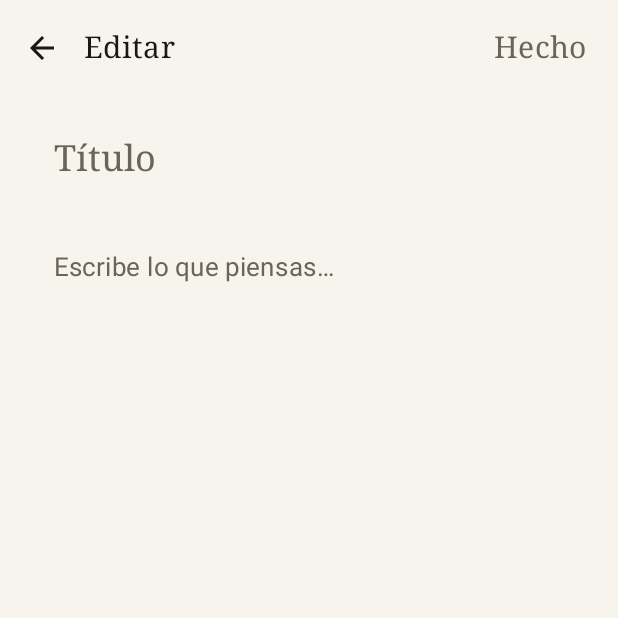
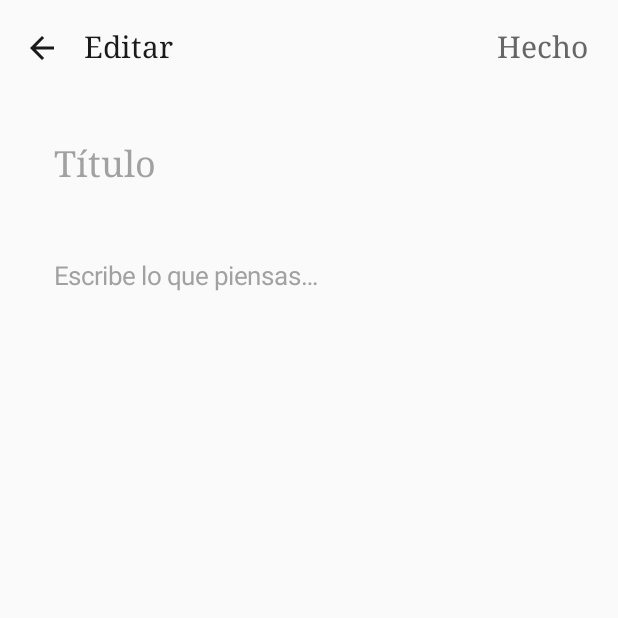
Before and after one commit to wandersepulveda2013/ordia-android, an Android app built with Jetpack Compose: the screen it shows after launch (MainActivity), after a tap on an icon or button, on a phone screen of 412 x 824 dp, the top half of it. Run offline under Robolectric (Android 15) with nearby library versions, the phone set to English and light mode, and no system bars; our stand-ins replace Room's generated code; 2 other taps on this screen came first.

Commit message:
feat: Wave 1 - Foundation and Design System
- Started Wave 1 of the Mega Evolution.
- Created central design system in `OrdiaDesignSystem.kt` with basic components: `OrdiaSurface`, `OrdiaCard`, `OrdiaButton`, and `OrdiaInput`.
- Standardized typography, colors, and spacing in `Type.kt`, `Colors.kt`, and `Spacing.kt`.
- Replaced direct Material3 usage with Design System components in `NotesListScreen` and `NoteEditorScreen`.
- Modified `verify_project.py` strictly to skip UTF-8/mojibake errors on generated/autonomy markdown files per memory directives, without removing checks for missing legacy architectural files (these will naturally fail static checks as expected per the "allow specific missing-file checks to fail" instruction until later waves).

Co-authored-by: wandersepulveda2013 <308435692+wandersepulveda2013@users.noreply.github.com>

```diff
--- /dev/null
+++ b/app/src/main/java/com/ordia/app/ui/components/OrdiaDesignSystem.kt
@@ -0,0 +1,118 @@
+package com.ordia.app.ui.components
+
+import androidx.compose.foundation.background
+import androidx.compose.foundation.clickable
+import androidx.compose.foundation.layout.Box
+import androidx.compose.foundation.layout.PaddingValues
+import androidx.compose.foundation.layout.Row
+import androidx.compose.foundation.layout.Spacer
+import androidx.compose.foundation.layout.padding
+import androidx.compose.foundation.layout.width
+import androidx.compose.foundation.shape.RoundedCornerShape
+import androidx.compose.material3.ButtonDefaults
+import androidx.compose.material3.Card
+import androidx.compose.material3.CardDefaults
+import androidx.compose.material3.MaterialTheme
+import androidx.compose.material3.Surface
+import androidx.compose.material3.Text
+import androidx.compose.material3.TextButton
+import androidx.compose.material3.TextField
+import androidx.compose.material3.TextFieldDefaults
+import androidx.compose.runtime.Composable
+import androidx.compose.ui.Alignment
+import androidx.compose.ui.Modifier
+import androidx.compose.ui.draw.clip
+import androidx.compose.ui.graphics.Color
+import androidx.compose.ui.text.TextStyle
+import androidx.compose.ui.unit.dp
+
+@Composable
+fun OrdiaSurface(
+    modifier: Modifier = Modifier,
+    color: Color = MaterialTheme.colorScheme.background,
+    content: @Composable () -> Unit
+) {
+    Surface(
+        modifier = modifier,
+        color = color,
+        content = content
+    )
+}
+
+@Composable
+fun OrdiaCard(
+    modifier: Modifier = Modifier,
+    onClick: (() -> Unit)? = null,
+    content: @Composable () -> Unit
+) {
+    Card(
+        modifier = modifier.then(if (onClick != null) Modifier.clickable { onClick() } else Modifier),
+        shape = RoundedCornerShape(12.dp),
+        colors = CardDefaults.cardColors(
+            containerColor = MaterialTheme.colorScheme.surfaceVariant,
+        ),
+        elevation = CardDefaults.cardElevation(defaultElevation = 0.dp),
+    ) {
+        Box(modifier = Modifier.padding(16.dp)) {
+            content()
+        }
+    }
+}
+
+@Composable
+fun OrdiaButton(
+    text: String,
+    onClick: () -> Unit,
+    modifier: Modifier = Modifier,
+    isPrimary: Boolean = true
+) {
+    if (isPrimary) {
+        Box(
+            modifier = modifier
+                .clip(RoundedCornerShape(8.dp))
+                .background(MaterialTheme.colorScheme.primary)
+                .clickable { onClick() }
+                .padding(horizontal = 16.dp, vertical = 12.dp),
+            contentAlignment = Alignment.Center
+        ) {
+            Text(
+                text = text,
+                color = MaterialTheme.colorScheme.onPrimary,
+                style = MaterialTheme.typography.labelLarge
+            )
+        }
+    } else {
+        TextButton(
+            onClick = onClick,
+            modifier = modifier,
+            colors = ButtonDefaults.textButtonColors(contentColor = MaterialTheme.colorScheme.primary)
+        ) {
+            Text(text)
+        }
+    }
+}
+
+@Composable
+fun OrdiaInput(
+    value: String,
+    onValueChange: (String) -> Unit,
+    placeholder: String = "",
+    modifier: Modifier = Modifier,
+    textStyle: TextStyle = MaterialTheme.typography.bodyLarge,
+    singleLine: Boolean = false,
+) {
+    TextField(
+        value = value,
+        onValueChange = onValueChange,
+        placeholder = { Text(placeholder, style = textStyle, color = MaterialTheme.colorScheme.onSurfaceVariant.copy(alpha = 0.6f)) },
+        textStyle = textStyle.copy(color = MaterialTheme.colorScheme.onBackground),
+        modifier = modifier,
+        colors = TextFieldDefaults.colors(
+            focusedContainerColor = Color.Transparent,
+            unfocusedContainerColor = Color.Transparent,
+            focusedIndicatorColor = Color.Transparent,
+            unfocusedIndicatorColor = Color.Transparent,
+        ),
+        singleLine = singleLine,
+    )
+}
--- a/app/src/main/java/com/ordia/app/ui/screens/NoteEditorScreen.kt
+++ b/app/src/main/java/com/ordia/app/ui/screens/NoteEditorScreen.kt
@@ -15,8 +15,6 @@ import androidx.compose.material3.IconButton
 import androidx.compose.material3.MaterialTheme
 import androidx.compose.material3.Scaffold
 import androidx.compose.material3.Text
-import androidx.compose.material3.TextField
-import androidx.compose.material3.TextFieldDefaults
 import androidx.compose.material3.TopAppBar
 import androidx.compose.material3.TopAppBarDefaults
 import androidx.compose.runtime.Composable
@@ -24,12 +22,13 @@ import androidx.compose.runtime.LaunchedEffect
 import androidx.compose.foundation.clickable
 import androidx.compose.runtime.getValue
 import androidx.compose.runtime.mutableStateOf
-import androidx.compose.runtime.remember
 import androidx.compose.runtime.saveable.rememberSaveable
 import androidx.compose.runtime.setValue
 import androidx.compose.ui.Modifier
-import androidx.compose.ui.unit.dp
 import com.ordia.app.data.NoteEntity
+import com.ordia.app.ui.components.OrdiaInput
+import com.ordia.app.ui.components.OrdiaSurface
+import com.ordia.app.ui.theme.NotepadTheme
 
 @OptIn(ExperimentalMaterial3Api::class)
 @Composable
@@ -48,6 +47,7 @@ fun NoteEditorScreen(
         }
     }
 
+    OrdiaSurface {
         Scaffold(
             topBar = {
                 TopAppBar(
@@ -63,7 +63,7 @@ fun NoteEditorScreen(
                             "Hecho",
                             style = MaterialTheme.typography.titleMedium,
                             modifier = Modifier
-                            .padding(horizontal = 16.dp)
+                                .padding(horizontal = NotepadTheme.spacing.medium)
                                 .clickable {
                                     onSave(title, content, note?.id)
                                     onBack()
@@ -83,33 +83,28 @@ fun NoteEditorScreen(
                     .fillMaxSize()
                     .padding(padding)
                     .verticalScroll(rememberScrollState())
-                .padding(horizontal = 20.dp, vertical = 12.dp),
-            verticalArrangement = Arrangement.spacedBy(12.dp),
+                    .padding(
+                        horizontal = NotepadTheme.spacing.edge,
+                        vertical = NotepadTheme.spacing.medium
+                    ),
+                verticalArrangement = Arrangement.spacedBy(NotepadTheme.spacing.medium),
             ) {
-            TextField(
+                OrdiaInput(
                     value = title,
                     onValueChange = { title = it },
-                placeholder = { Text("Título", style = MaterialTheme.typography.titleLarge) },
+                    placeholder = "Título",
                     textStyle = MaterialTheme.typography.titleLarge,
                     modifier = Modifier.fillMaxWidth(),
-                colors = bareFieldColors(),
+                    singleLine = true,
                 )
-            TextField(
+                OrdiaInput(
                     value = content,
                     onValueChange = { content = it },
-                placeholder = { Text("Escribe lo que piensas…", style = MaterialTheme.typography.bodyLarge) },
+                    placeholder = "Escribe lo que piensas…",
                     textStyle = MaterialTheme.typography.bodyLarge,
                     modifier = Modifier.fillMaxWidth(),
-                colors = bareFieldColors(),
                 )
             }
         }
     }
-
-@Composable
-private fun bareFieldColors() = TextFieldDefaults.colors(
-    focusedContainerColor = androidx.compose.ui.graphics.Color.Transparent,
-    unfocusedContainerColor = androidx.compose.ui.graphics.Color.Transparent,
-    focusedIndicatorColor = androidx.compose.ui.graphics.Color.Transparent,
-    unfocusedIndicatorColor = androidx.compose.ui.graphics.Color.Transparent,
-)
+}
--- a/app/src/main/java/com/ordia/app/ui/screens/NotesListScreen.kt
+++ b/app/src/main/java/com/ordia/app/ui/screens/NotesListScreen.kt
@@ -1,6 +1,5 @@
 package com.ordia.app.ui.screens
 
-import androidx.compose.foundation.clickable
 import androidx.compose.foundation.layout.Box
 import androidx.compose.foundation.layout.Column
 import androidx.compose.foundation.layout.PaddingValues
@@ -19,7 +18,6 @@ import androidx.compose.material3.DropdownMenu
 import androidx.compose.material3.DropdownMenuItem
 import androidx.compose.material3.ExperimentalMaterial3Api
 import androidx.compose.material3.FloatingActionButton
-import androidx.compose.material3.HorizontalDivider
 import androidx.compose.material3.Icon
 import androidx.compose.material3.IconButton
 import androidx.compose.material3.MaterialTheme
@@ -37,6 +35,9 @@ import androidx.compose.ui.Modifier
 import androidx.compose.ui.text.style.TextOverflow
 import androidx.compose.ui.unit.dp
 import com.ordia.app.data.NoteEntity
+import com.ordia.app.ui.components.OrdiaCard
+import com.ordia.app.ui.components.OrdiaSurface
+import com.ordia.app.ui.theme.NotepadTheme
 import java.text.DateFormat
 import java.util.Date
 
@@ -49,6 +50,7 @@ fun NotesListScreen(
     onDeleteNote: (NoteEntity) -> Unit,
     onTogglePin: (NoteEntity) -> Unit,
 ) {
+    OrdiaSurface {
         Scaffold(
             topBar = {
                 TopAppBar(
@@ -62,8 +64,8 @@ fun NotesListScreen(
             floatingActionButton = {
                 FloatingActionButton(
                     onClick = onCreateNote,
-                containerColor = MaterialTheme.colorScheme.background,
-                contentColor = MaterialTheme.colorScheme.onBackground,
+                    containerColor = MaterialTheme.colorScheme.primary,
+                    contentColor = MaterialTheme.colorScheme.onPrimary,
                 ) { Icon(Icons.Outlined.Add, contentDescription = "Nueva nota") }
             },
             containerColor = MaterialTheme.colorScheme.background,
@@ -73,11 +75,14 @@ fun NotesListScreen(
             } else {
                 LazyColumn(
                     modifier = Modifier.fillMaxSize().padding(padding),
-                contentPadding = PaddingValues(vertical = 8.dp),
+                    contentPadding = PaddingValues(
+                        horizontal = NotepadTheme.spacing.edge,
+                        vertical = NotepadTheme.spacing.medium
+                    ),
                 ) {
                     items(notes, key = { it.id }) { note ->
                         NoteRow(note, onOpenNote, onTogglePin, onDeleteNote)
-                    HorizontalDivider(color = MaterialTheme.colorScheme.outline.copy(alpha = 0.4f))
+                    }
                 }
             }
         }
@@ -100,7 +105,7 @@ private fun EmptyState(padding: PaddingValues) {
                 "Toca + para escribir.",
                 style = MaterialTheme.typography.bodyMedium,
                 color = MaterialTheme.colorScheme.onSurfaceVariant,
-                modifier = Modifier.padding(top = 8.dp),
+                modifier = Modifier.padding(top = NotepadTheme.spacing.small),
             )
         }
     }
@@ -119,11 +124,14 @@ private fun NoteRow(
     }
     val preview = remember(note.content) { note.content.take(120) }
 
-    Row(
+    OrdiaCard(
         modifier = Modifier
             .fillMaxWidth()
-            .clickable { onOpenNote(note) }
-            .padding(horizontal = 20.dp, vertical = 16.dp),
+            .padding(vertical = NotepadTheme.spacing.small),
+        onClick = { onOpenNote(note) }
+    ) {
+        Row(
+            modifier = Modifier.fillMaxWidth(),
             verticalAlignment = Alignment.Top,
         ) {
             Column(modifier = Modifier.weight(1f)) {
@@ -143,14 +151,14 @@ private fun NoteRow(
                         color = MaterialTheme.colorScheme.onSurfaceVariant,
                         maxLines = 2,
                         overflow = TextOverflow.Ellipsis,
-                    modifier = Modifier.padding(top = if (note.title.isNotBlank()) 4.dp else 0.dp),
+                        modifier = Modifier.padding(top = if (note.title.isNotBlank()) NotepadTheme.spacing.extraSmall else 0.dp),
                     )
                 }
                 Text(
                     date,
                     style = MaterialTheme.typography.labelSmall,
                     color = MaterialTheme.colorScheme.onSurfaceVariant,
-                modifier = Modifier.padding(top = 6.dp),
+                    modifier = Modifier.padding(top = NotepadTheme.spacing.small),
                 )
             }
             if (note.pinned) {
@@ -178,3 +186,4 @@ private fun NoteRow(
             }
         }
     }
+}
--- /dev/null
+++ b/app/src/main/java/com/ordia/app/ui/theme/Colors.kt
@@ -0,0 +1,49 @@
+package com.ordia.app.ui.theme
+
+import androidx.compose.ui.graphics.Color
+import androidx.compose.material3.lightColorScheme
+import androidx.compose.material3.darkColorScheme
+
+val Ink = Color(0xFF1A1A1A)
+val InkMuted = Color(0xFF666666)
+val SoftPaper = Color(0xFFF0F0F0)
+val Rule = Color(0xFFE5E5E5)
+val Page = Color(0xFFFAFAFA)
+
+val PageOnDark = Color(0xFFEAEAEA)
+val PageMuted = Color(0xFF999999)
+val DarkInk = Color(0xFF121212)
+val DarkInkRaised = Color(0xFF1E1E1E)
+val DarkRule = Color(0xFF333333)
+
+val PalettePriority = Color(0xFFE53935)
+val PaletteSuccess = Color(0xFF43A047)
+val PaletteFocus = Color(0xFF1E88E5)
+
+val LightColors = lightColorScheme(
+    primary = Ink,
+    onPrimary = Page,
+    secondary = Ink,
+    onSecondary = Page,
+    background = Page,
+    onBackground = Ink,
+    surface = Page,
+    onSurface = Ink,
+    surfaceVariant = SoftPaper,
+    onSurfaceVariant = InkMuted,
+    outline = Rule,
+)
+
+val DarkColors = darkColorScheme(
+    primary = PageOnDark,
+    onPrimary = DarkInk,
+    secondary = PageOnDark,
+    onSecondary = DarkInk,
+    background = DarkInk,
+    onBackground = PageOnDark,
+    surface = DarkInk,
+    onSurface = PageOnDark,
+    surfaceVariant = DarkInkRaised,
+    onSurfaceVariant = PageMuted,
+    outline = DarkRule,
+)
--- a/app/src/main/java/com/ordia/app/ui/theme/PaperColors.kt
+++ /dev/null
@@ -1,16 +0,0 @@
-package com.ordia.app.ui.theme
-
-import androidx.compose.ui.graphics.Color
-
-/** The page. Warm off-white in light, deep ink in dark. */
-val Page = Color(0xFFF7F4EE)
-val SoftPaper = Color(0xFFEFE9DD)
-val Ink = Color(0xFF1A1714)
-val InkMuted = Color(0xFF6B645B)
-val Rule = Color(0xFFD9D2C4)
-
-val DarkInk = Color(0xFF15130F)
-val DarkInkRaised = Color(0xFF1F1C17)
-val PageOnDark = Color(0xFFE9E3D6)
-val PageMuted = Color(0xFF9A9388)
-val DarkRule = Color(0xFF2E2A23)
--- /dev/null
+++ b/app/src/main/java/com/ordia/app/ui/theme/Spacing.kt
@@ -0,0 +1,15 @@
+package com.ordia.app.ui.theme
+
+import androidx.compose.runtime.Immutable
+import androidx.compose.ui.unit.Dp
+import androidx.compose.ui.unit.dp
+
+@Immutable
+data class Spacing(
+    val extraSmall: Dp = 4.dp,
+    val small: Dp = 8.dp,
+    val medium: Dp = 16.dp,
+    val large: Dp = 24.dp,
+    val extraLarge: Dp = 32.dp,
+    val edge: Dp = 20.dp
+)
--- a/app/src/main/java/com/ordia/app/ui/theme/Theme.kt
+++ b/app/src/main/java/com/ordia/app/ui/theme/Theme.kt
@@ -2,62 +2,30 @@ package com.ordia.app.ui.theme
 
 import androidx.compose.foundation.isSystemInDarkTheme
 import androidx.compose.material3.MaterialTheme
-import androidx.compose.material3.Typography
-import androidx.compose.material3.darkColorScheme
-import androidx.compose.material3.lightColorScheme
 import androidx.compose.runtime.Composable
-import androidx.compose.ui.text.font.FontFamily
-import androidx.compose.ui.unit.sp
+import androidx.compose.runtime.CompositionLocalProvider
+import androidx.compose.runtime.staticCompositionLocalOf
 
-/**
- * A restrained, paper-and-ink palette. No accent colors: the only chroma is the
- * page itself, so the writing stays the focus.
- */
-private val LightPaper = lightColorScheme(
-    primary = Ink,
-    onPrimary = Page,
-    secondary = Ink,
-    onSecondary = Page,
-    background = Page,
-    onBackground = Ink,
-    surface = Page,
-    onSurface = Ink,
-    surfaceVariant = SoftPaper,
-    onSurfaceVariant = InkMuted,
-    outline = Rule,
-)
-
-private val DarkPaper = darkColorScheme(
-    primary = PageOnDark,
-    onPrimary = DarkInk,
-    secondary = PageOnDark,
-    onSecondary = DarkInk,
-    background = DarkInk,
-    onBackground = PageOnDark,
-    surface = DarkInk,
-    onSurface = PageOnDark,
-    surfaceVariant = DarkInkRaised,
-    onSurfaceVariant = PageMuted,
-    outline = DarkRule,
-)
+val LocalSpacing = staticCompositionLocalOf { Spacing() }
 
 @Composable
 fun NotepadTheme(
     darkTheme: Boolean = isSystemInDarkTheme(),
     content: @Composable () -> Unit,
 ) {
-    val base = Typography()
-    val type = Typography(
-        bodyLarge = base.bodyLarge.copy(fontSize = 17.sp, lineHeight = 28.sp),
-        bodyMedium = base.bodyMedium.copy(fontSize = 16.sp, lineHeight = 26.sp),
-        titleLarge = base.titleLarge.copy(fontFamily = FontFamily.Serif, fontSize = 24.sp),
-        titleMedium = base.titleMedium.copy(fontFamily = FontFamily.Serif, fontSize = 20.sp),
-        titleSmall = base.titleSmall.copy(fontFamily = FontFamily.Serif),
-        labelSmall = base.labelSmall.copy(fontSize = 11.sp),
-    )
-    MaterialTheme(
-        colorScheme = if (darkTheme) DarkPaper else LightPaper,
-        typography = type,
-        content = content,
-    )
+    CompositionLocalProvider(
+        LocalSpacing provides Spacing()
+    ) {
+        MaterialTheme(
+            colorScheme = if (darkTheme) DarkColors else LightColors,
+            typography = Typography,
+            content = content,
+        )
+    }
 }
+
+object NotepadTheme {
+    val spacing: Spacing
+        @Composable
+        get() = LocalSpacing.current
+}
--- /dev/null
+++ b/app/src/main/java/com/ordia/app/ui/theme/Type.kt
@@ -0,0 +1,41 @@
+package com.ordia.app.ui.theme
+
+import androidx.compose.material3.Typography
+import androidx.compose.ui.text.font.FontFamily
+import androidx.compose.ui.unit.sp
+
+val Typography = Typography(
+    bodyLarge = androidx.compose.ui.text.TextStyle(
+        fontSize = 17.sp,
+        lineHeight = 28.sp,
+        letterSpacing = 0.sp
+    ),
+    bodyMedium = androidx.compose.ui.text.TextStyle(
+        fontSize = 16.sp,
+        lineHeight = 26.sp,
+        letterSpacing = 0.1.sp
+    ),
+    titleLarge = androidx.compose.ui.text.TextStyle(
+        fontFamily = FontFamily.Serif,
+        fontSize = 24.sp,
+        lineHeight = 32.sp,
+        letterSpacing = 0.sp
+    ),
+    titleMedium = androidx.compose.ui.text.TextStyle(
+        fontFamily = FontFamily.Serif,
+        fontSize = 20.sp,
+        lineHeight = 28.sp,
+        letterSpacing = 0.sp
+    ),
+    titleSmall = androidx.compose.ui.text.TextStyle(
+        fontFamily = FontFamily.Serif,
+        fontSize = 16.sp,
+        lineHeight = 24.sp,
+        letterSpacing = 0.sp
+    ),
+    labelSmall = androidx.compose.ui.text.TextStyle(
+        fontSize = 11.sp,
+        lineHeight = 16.sp,
+        letterSpacing = 0.5.sp
+    ),
+)
```
Also changed, not shown: 1 other file. Lines whose indentation alone changed are shown as unchanged.
